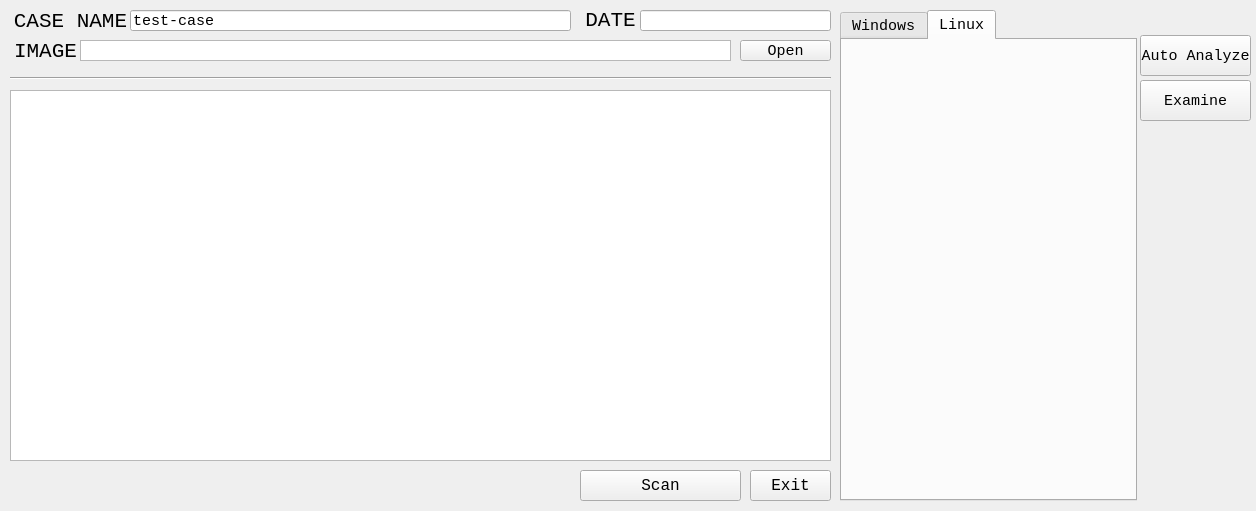
Above: res/main.ui from kim-do-hyeon/volatility-gui before the change. Below: the same form after it.
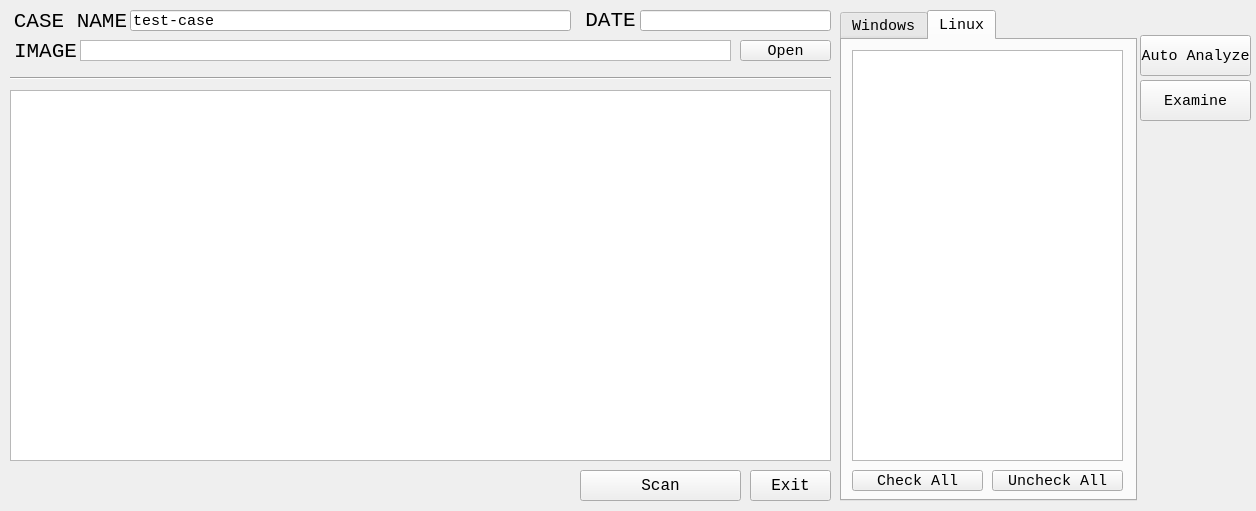
That is the form after the change. The open tabs and pages were chosen to show the change.

Commit message: Add linux versions and remove bugs

What changed in the file:
```diff
--- a/res/main.ui
+++ b/res/main.ui
@@ -329,6 +329,60 @@
      <attribute name="title">
       <string>Linux</string>
      </attribute>
+     <widget class="QListWidget" name="list_plugins_linux">
+      <property name="geometry">
+       <rect>
+        <x>10</x>
+        <y>10</y>
+        <width>271</width>
+        <height>411</height>
+       </rect>
+      </property>
+      <property name="font">
+       <font>
+        <family>Consolas</family>
+        <pointsize>10</pointsize>
+       </font>
+      </property>
+     </widget>
+     <widget class="QToolButton" name="btn_plugin_uncheck_linux">
+      <property name="geometry">
+       <rect>
+        <x>150</x>
+        <y>430</y>
+        <width>131</width>
+        <height>21</height>
+       </rect>
+      </property>
+      <property name="font">
+       <font>
+        <family>Consolas</family>
+        <pointsize>11</pointsize>
+       </font>
+      </property>
+      <property name="text">
+       <string>Uncheck All</string>
+      </property>
+     </widget>
+     <widget class="QToolButton" name="btn_plugin_check_linux">
+      <property name="geometry">
+       <rect>
+        <x>10</x>
+        <y>430</y>
+        <width>131</width>
+        <height>21</height>
+       </rect>
+      </property>
+      <property name="font">
+       <font>
+        <family>Consolas</family>
+        <pointsize>11</pointsize>
+       </font>
+      </property>
+      <property name="text">
+       <string>Check All</string>
+      </property>
+     </widget>
     </widget>
    </widget>
    <widget class="QPushButton" name="btn_auto_analyze">
```
Left out of the diff: 2 changed lines with no effect on the pictures. The commit also changes 2 other files.
